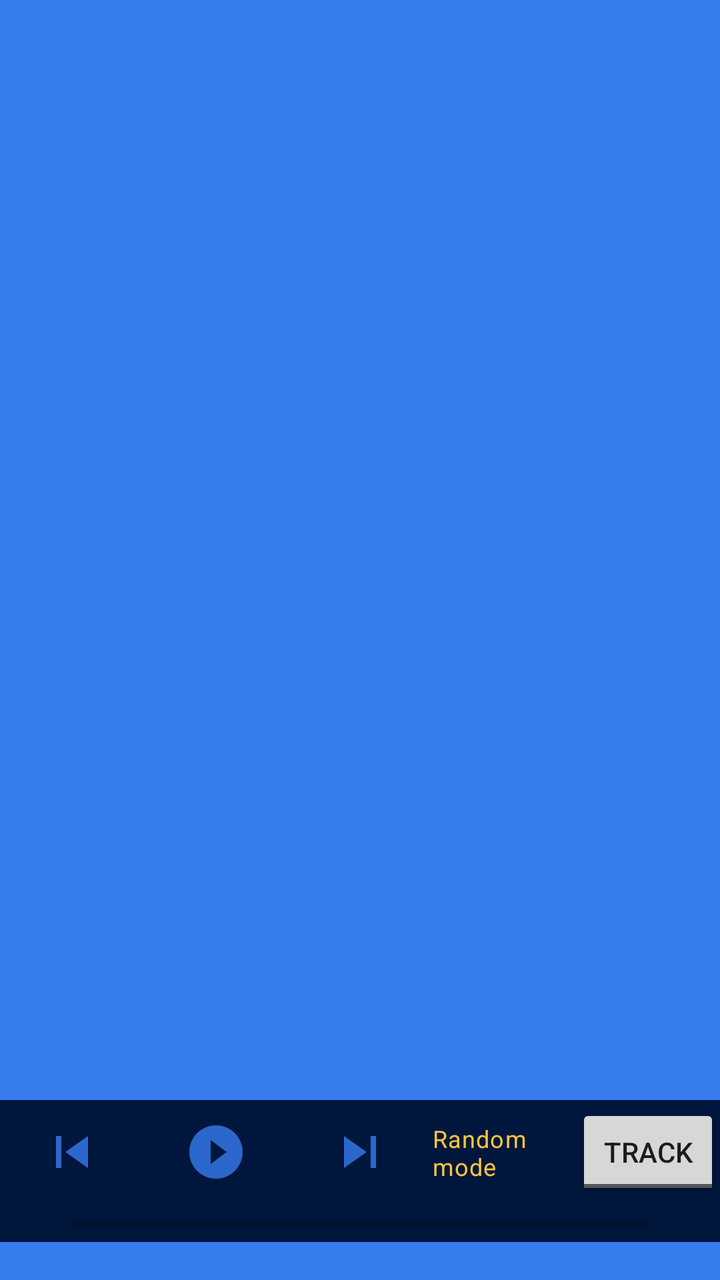
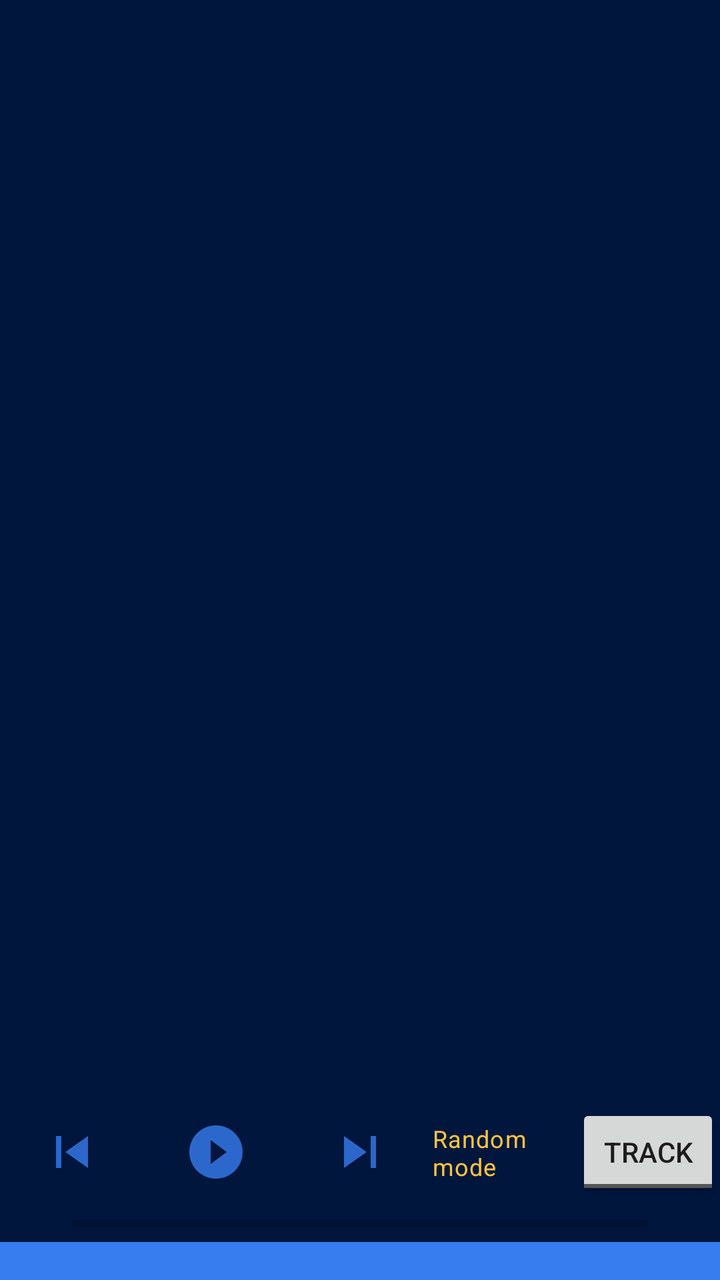

An Android layout rendered at two revisions. The XML below is the earlier revision; the diff shows what the commit changed to produce the second picture.
<!-- AndroidManifest.xml: application theme AppTheme -->
<!-- res/layout/main_activity.xml -->
<?xml version="1.0" encoding="utf-8"?>
<androidx.constraintlayout.widget.ConstraintLayout
    xmlns:android="http://schemas.android.com/apk/res/android"
    xmlns:app="http://schemas.android.com/apk/res-auto"
    xmlns:tools="http://schemas.android.com/tools"
    android:layout_width="match_parent"
    android:layout_height="match_parent"
    android:id="@+id/mainView"
    android:fitsSystemWindows="true"
    android:background="@color/colorPrimaryDark" >

    <androidx.recyclerview.widget.RecyclerView
        android:background="@color/colorPrimary"
        android:id="@+id/playlist"
        android:layout_width="0dp"
        android:layout_height="0dp"
        android:fastScrollEnabled="true"
        app:layout_constraintTop_toTopOf="parent"
        app:layout_constraintBottom_toTopOf="@+id/rew"
        app:layout_constraintStart_toStartOf="parent"
        app:layout_constraintEnd_toEndOf="parent" />

    <ImageButton
        android:id="@+id/rew"
        style="@style/Widget.AppCompat.Button.Borderless"
        android:layout_width="0dp"
        android:layout_height="wrap_content"
        app:srcCompat="@drawable/ic_action_rewind"
        app:layout_constraintTop_toBottomOf="@+id/playlist"
        app:layout_constraintBottom_toTopOf="@+id/position"
        app:layout_constraintStart_toStartOf="parent"
        app:layout_constraintEnd_toStartOf="@+id/play"
        app:layout_constraintHorizontal_chainStyle="packed"
        app:layout_constraintHorizontal_bias="0.1" />

    <ImageButton
        android:id="@+id/play"
        style="@style/Widget.AppCompat.Button.Borderless"
        android:layout_width="0dp"
        android:layout_height="wrap_content"
        app:srcCompat="@drawable/ic_action_play"
        app:layout_constraintTop_toBottomOf="@+id/playlist"
        app:layout_constraintBottom_toTopOf="@+id/position"
        app:layout_constraintStart_toEndOf="@+id/rew"
        app:layout_constraintEnd_toStartOf="@+id/fwd"
        app:layout_constraintHorizontal_chainStyle="packed"
        app:layout_constraintHorizontal_bias="0.1" />

    <ImageButton
        android:id="@+id/fwd"
        style="@style/Widget.AppCompat.Button.Borderless"
        android:layout_width="0dp"
        android:layout_height="wrap_content"
        app:srcCompat="@drawable/ic_action_skip"
        app:layout_constraintTop_toBottomOf="@+id/playlist"
        app:layout_constraintBottom_toTopOf="@+id/position"
        app:layout_constraintStart_toEndOf="@+id/play"
        app:layout_constraintEnd_toStartOf="@+id/mode_label"
        app:layout_constraintHorizontal_chainStyle="packed"
        app:layout_constraintHorizontal_bias="0.1" />

    <TextView
        android:id="@+id/mode_label"
        android:textAppearance="@style/TextAppearance.Material3.BodySmall"
        android:maxLines="2"
        android:layout_width="0dp"
        android:layout_height="wrap_content"
        android:text="@string/switch_mode"
        android:textColor="@color/colorAccent"
        app:layout_constraintTop_toBottomOf="@+id/playlist"
        app:layout_constraintBottom_toTopOf="@+id/position"
        app:layout_constraintStart_toEndOf="@+id/fwd"
        app:layout_constraintEnd_toStartOf="@+id/mode"
        app:layout_constraintHorizontal_chainStyle="packed"
        app:layout_constraintHorizontal_bias="0.9" />

    <androidx.appcompat.widget.AppCompatToggleButton
        android:id="@+id/mode"
        android:layout_width="0dp"
        android:layout_height="wrap_content"
        android:textOff="@string/switch_mode_track"
        android:textOn="@string/switch_mode_album"
        app:layout_constraintTop_toBottomOf="@+id/playlist"
        app:layout_constraintBottom_toTopOf="@+id/position"
        app:layout_constraintStart_toEndOf="@+id/mode_label"
        app:layout_constraintEnd_toEndOf="parent"
        app:layout_constraintHorizontal_chainStyle="packed"
        app:layout_constraintHorizontal_bias="0.9" />

    <TextView
        style="@style/track"
        android:id="@+id/position"
        android:layout_width="0dp"
        android:layout_height="wrap_content"
        app:layout_constraintTop_toBottomOf="@+id/rew"
        app:layout_constraintBottom_toTopOf="@+id/infoMsg"
        app:layout_constraintStart_toStartOf="parent"
        app:layout_constraintEnd_toStartOf="@+id/progressBar"
        app:layout_constraintHorizontal_chainStyle="spread_inside"
        app:layout_constraintHorizontal_weight="1" />

    <ProgressBar
        style="?android:attr/progressBarStyleHorizontal"
        android:id="@+id/progressBar"
        android:layout_width="0dp"
        android:layout_height="wrap_content"
        app:layout_constraintTop_toBottomOf="@+id/rew"
        app:layout_constraintBottom_toTopOf="@+id/infoMsg"
        app:layout_constraintStart_toEndOf="@+id/position"
        app:layout_constraintEnd_toStartOf="@+id/duration"
        app:layout_constraintHorizontal_chainStyle="spread_inside"
        app:layout_constraintHorizontal_weight="8" />

    <TextView
        style="@style/track"
        android:id="@+id/duration"
        android:layout_width="0dp"
        android:layout_height="wrap_content"
        app:layout_constraintTop_toBottomOf="@+id/rew"
        app:layout_constraintBottom_toTopOf="@+id/infoMsg"
        app:layout_constraintStart_toEndOf="@+id/progressBar"
        app:layout_constraintEnd_toEndOf="parent"
        app:layout_constraintHorizontal_chainStyle="spread_inside"
        app:layout_constraintHorizontal_weight="1" />

    <TextView
        style="@style/info"
        android:id="@+id/infoMsg"
        android:layout_width="0dp"
        android:layout_height="wrap_content"
        android:text=""
        android:maxLines="1"
        app:layout_constraintTop_toBottomOf="@+id/position"
        app:layout_constraintBottom_toBottomOf="parent"
        app:layout_constraintStart_toStartOf="parent"
        app:layout_constraintEnd_toEndOf="parent" />

    <com.google.android.material.floatingactionbutton.FloatingActionButton
        android:id="@+id/navBack"
        android:layout_width="wrap_content"
        android:layout_height="wrap_content"
        android:clickable="true"
        android:focusable="true"
        android:visibility="invisible"
        app:srcCompat="@android:drawable/ic_menu_revert"
        app:layout_constraintTop_toTopOf="parent"
        app:layout_constraintRight_toRightOf="parent" />

</androidx.constraintlayout.widget.ConstraintLayout>
<!-- resources referenced by this layout -->
<resources>
  <color name="colorAccent">#f8c63d</color>
  <color name="colorPrimary">#377def</color>
  <color name="colorPrimaryDark">#00163d</color>
  <!-- drawable ic_action_play: png bitmap (drawable-hdpi, 895 bytes) -->
  <!-- drawable ic_action_rewind: png bitmap (drawable-hdpi, 441 bytes) -->
  <!-- drawable ic_action_skip: png bitmap (drawable-hdpi, 403 bytes) -->
  <string name="switch_mode">Random mode</string>
  <string name="switch_mode_album">Album</string>
  <string name="switch_mode_track">Track</string>
  <style name="info">
          <item name="android:background">@color/colorPrimary</item>
      </style>
  <style name="track">
          <item name="android:textColor">@color/colorWhite</item>
      </style>
  <style name="AppTheme" parent="Theme.AppCompat.Light.DarkActionBar">
          
          <item name="colorPrimary">@color/colorPrimary</item>
          <item name="colorPrimaryDark">@color/colorPrimaryDark</item>
          <item name="colorAccent">@color/colorAccent</item>
      </style>
  <color name="colorWhite">#ffffff</color>
</resources>

<!-- the commit's change to res/layout/main_activity.xml (unified diff, before → after) -->
@@ -10,7 +10,6 @@
     android:background="@color/colorPrimaryDark" >
 
     <androidx.recyclerview.widget.RecyclerView
-        android:background="@color/colorPrimary"
         android:id="@+id/playlist"
         android:layout_width="0dp"
         android:layout_height="0dp"
